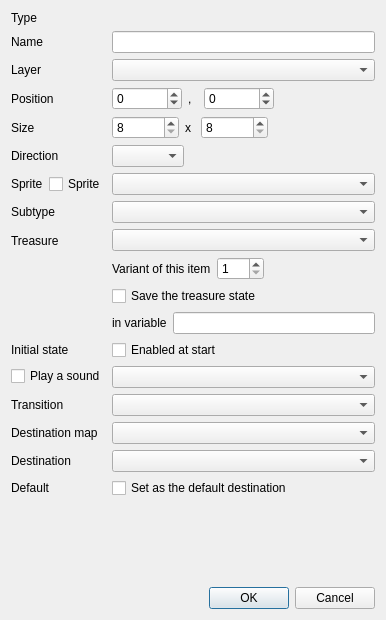
Qt form src/gui/edit_entity_dialog.ui (solarus-games/solarus-quest-editor) before a commit.
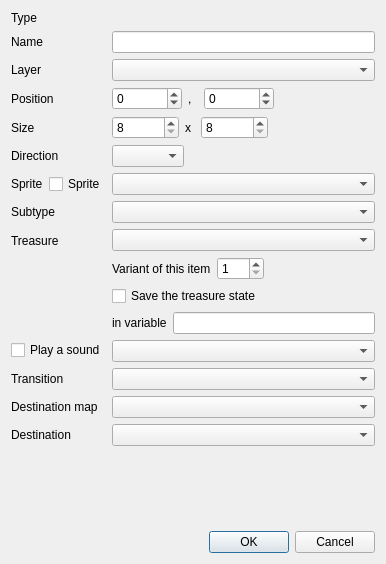
The same form after that commit. Custom widgets are drawn as their Qt base class.

Commit message: Add boolean fields to the edit entity dialog

The edit to the form file:
```diff
--- a/src/gui/edit_entity_dialog.ui
+++ b/src/gui/edit_entity_dialog.ui
@@ -7,7 +7,7 @@
     <x>0</x>
     <y>0</y>
     <width>386</width>
-    <height>620</height>
+    <height>564</height>
    </rect>
   </property>
   <property name="sizePolicy">
@@ -419,73 +419,45 @@
       </widget>
      </item>
      <item row="9" column="0">
-      <widget class="QLabel" name="enabled_at_start_label">
-       <property name="text">
-        <string>Initial state</string>
-       </property>
-      </widget>
-     </item>
-     <item row="9" column="1">
-      <widget class="QCheckBox" name="enabled_at_start_field">
-       <property name="text">
-        <string>Enabled at start</string>
-       </property>
-      </widget>
-     </item>
-     <item row="10" column="0">
       <widget class="QCheckBox" name="sound_checkbox">
        <property name="text">
         <string>Play a sound</string>
        </property>
       </widget>
      </item>
-     <item row="10" column="1">
+     <item row="9" column="1">
       <widget class="ResourceSelector" name="sound_field"/>
      </item>
-     <item row="11" column="0">
+     <item row="10" column="0">
       <widget class="QLabel" name="transition_label">
        <property name="text">
         <string>Transition</string>
        </property>
       </widget>
      </item>
-     <item row="11" column="1">
+     <item row="10" column="1">
       <widget class="EnumSelector&lt;TransitionStyle&gt;" name="transition_field"/>
      </item>
-     <item row="12" column="0">
+     <item row="11" column="0">
       <widget class="QLabel" name="destination_map_label">
        <property name="text">
         <string>Destination map</string>
        </property>
       </widget>
      </item>
-     <item row="12" column="1">
+     <item row="11" column="1">
       <widget class="ResourceSelector" name="destination_map_field"/>
      </item>
-     <item row="13" column="0">
+     <item row="12" column="0">
       <widget class="QLabel" name="destination_label">
        <property name="text">
         <string>Destination</string>
        </property>
       </widget>
      </item>
-     <item row="13" column="1">
+     <item row="12" column="1">
       <widget class="EntitySelector" name="destination_field"/>
      </item>
-     <item row="14" column="0">
-      <widget class="QLabel" name="default_label">
-       <property name="text">
-        <string>Default</string>
-       </property>
-      </widget>
-     </item>
-     <item row="14" column="1">
-      <widget class="QCheckBox" name="default_field">
-       <property name="text">
-        <string>Set as the default destination</string>
-       </property>
-      </widget>
-     </item>
     </layout>
    </item>
    <item>
```
The commit also changes 2 other files.
